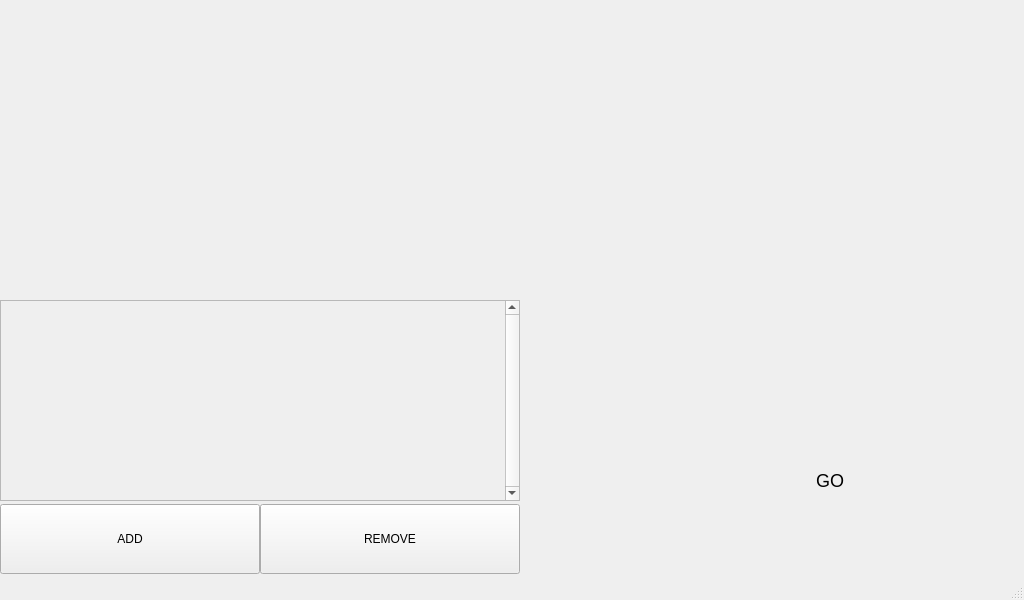
Old version of the form mainGUI.ui in the repository lazy-b0nes2006/ServerBotTouchUI.
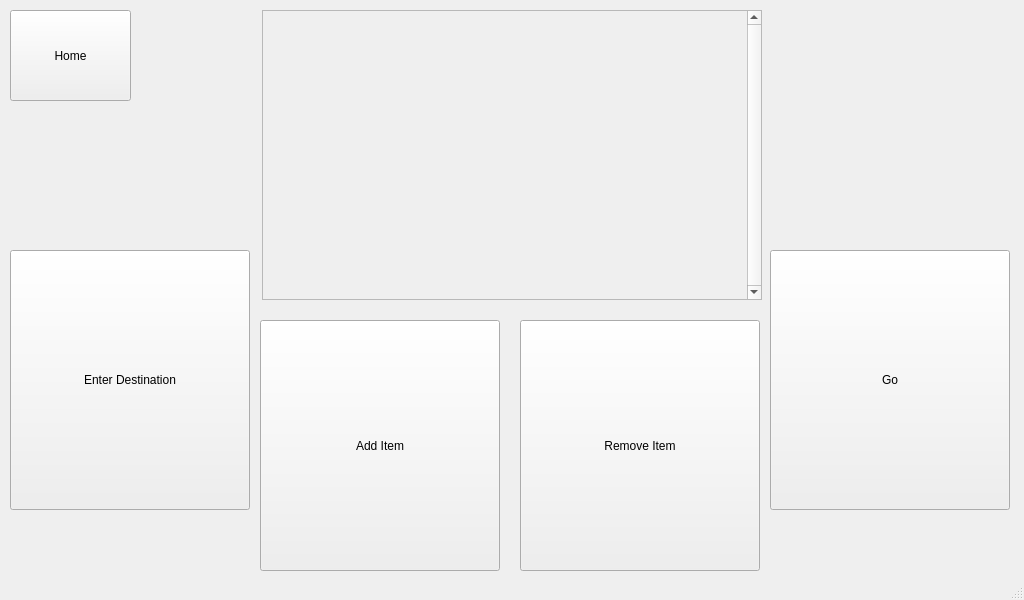
New version of the form. The open tabs and pages were chosen to show the change. Icons and pictures are not drawn.

Patch:
```diff
--- a/mainGUI.ui
+++ b/mainGUI.ui
@@ -147,63 +147,13 @@
      </widget>
     </widget>
     <widget class="QWidget" name="goPage">
-     <widget class="QPushButton" name="addItemPushButton">
-      <property name="geometry">
-       <rect>
-        <x>0</x>
-        <y>504</y>
-        <width>260</width>
-        <height>70</height>
-       </rect>
-      </property>
-      <property name="text">
-       <string>ADD</string>
-      </property>
-     </widget>
-     <widget class="QPushButton" name="removeItemPushBUtton">
-      <property name="geometry">
-       <rect>
-        <x>260</x>
-        <y>504</y>
-        <width>260</width>
-        <height>70</height>
-       </rect>
-      </property>
-      <property name="text">
-       <string>REMOVE</string>
-      </property>
-     </widget>
-     <widget class="QPushButton" name="pushButton">
-      <property name="geometry">
-       <rect>
-        <x>780</x>
-        <y>430</y>
-        <width>100</width>
-        <height>100</height>
-       </rect>
-      </property>
-      <property name="styleSheet">
-       <string notr="true">QPushButton {
-    width: 100px;
-    height: 100px;
-    border-radius: 50px; /* Half of the button's width/height */
-    font-size: 18px; /* Text size */
-}
-
-
-</string>
-      </property>
-      <property name="text">
-       <string>GO</string>
-      </property>
-     </widget>
      <widget class="QScrollArea" name="itemsSelectedScrollArea">
       <property name="geometry">
        <rect>
-        <x>0</x>
-        <y>300</y>
-        <width>520</width>
-        <height>201</height>
+        <x>262</x>
+        <y>10</y>
+        <width>500</width>
+        <height>290</height>
        </rect>
       </property>
       <property name="layoutDirection">
@@ -223,12 +173,101 @@
         <rect>
          <x>0</x>
          <y>0</y>
-         <width>504</width>
-         <height>199</height>
+         <width>484</width>
+         <height>288</height>
         </rect>
        </property>
       </widget>
      </widget>
+     <widget class="QPushButton" name="homePushButton">
+      <property name="geometry">
+       <rect>
+        <x>10</x>
+        <y>10</y>
+        <width>121</width>
+        <height>91</height>
+       </rect>
+      </property>
+      <property name="text">
+       <string>Home</string>
+      </property>
+     </widget>
+     <widget class="QPushButton" name="enterDestinationPushButton">
+      <property name="geometry">
+       <rect>
+        <x>10</x>
+        <y>250</y>
+        <width>240</width>
+        <height>260</height>
+       </rect>
+      </property>
+      <property name="sizePolicy">
+       <sizepolicy hsizetype="Minimum" vsizetype="MinimumExpanding">
+        <horstretch>0</horstretch>
+        <verstretch>0</verstretch>
+       </sizepolicy>
+      </property>
+      <property name="text">
+       <string>Enter Destination</string>
+      </property>
+     </widget>
+     <widget class="QPushButton" name="addItemPushButton">
+      <property name="geometry">
+       <rect>
+        <x>260</x>
+        <y>320</y>
+        <width>240</width>
+        <height>251</height>
+       </rect>
+      </property>
+      <property name="sizePolicy">
+       <sizepolicy hsizetype="Minimum" vsizetype="MinimumExpanding">
+        <horstretch>0</horstretch>
+        <verstretch>0</verstretch>
+       </sizepolicy>
+      </property>
+      <property name="text">
+       <string>Add Item</string>
+      </property>
+     </widget>
+     <widget class="QPushButton" name="removeItemPushButton">
+      <property name="geometry">
+       <rect>
+        <x>520</x>
+        <y>320</y>
+        <width>240</width>
+        <height>251</height>
+       </rect>
+      </property>
+      <property name="sizePolicy">
+       <sizepolicy hsizetype="Minimum" vsizetype="MinimumExpanding">
+        <horstretch>0</horstretch>
+        <verstretch>0</verstretch>
+       </sizepolicy>
+      </property>
+      <property name="text">
+       <string>Remove Item</string>
+      </property>
+     </widget>
+     <widget class="QPushButton" name="goPushButton">
+      <property name="geometry">
+       <rect>
+        <x>770</x>
+        <y>250</y>
+        <width>240</width>
+        <height>260</height>
+       </rect>
+      </property>
+      <property name="sizePolicy">
+       <sizepolicy hsizetype="Minimum" vsizetype="MinimumExpanding">
+        <horstretch>0</horstretch>
+        <verstretch>0</verstretch>
+       </sizepolicy>
+      </property>
+      <property name="text">
+       <string>Go</string>
+      </property>
+     </widget>
     </widget>
    </widget>
   </widget>
```
Left out of the diff: 79 changed lines with no effect on the pictures.
